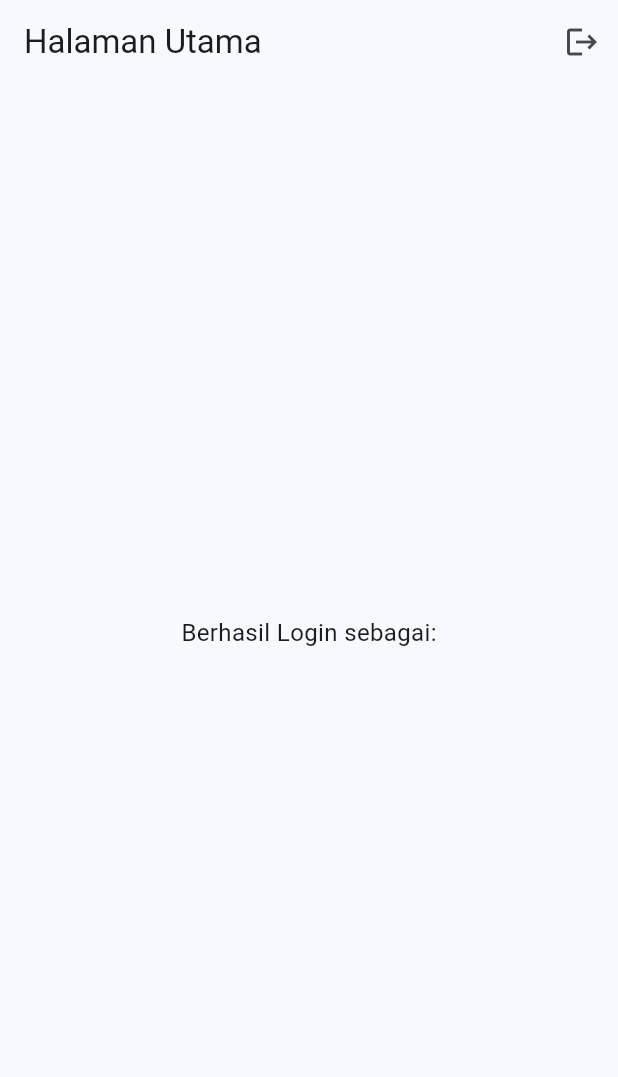
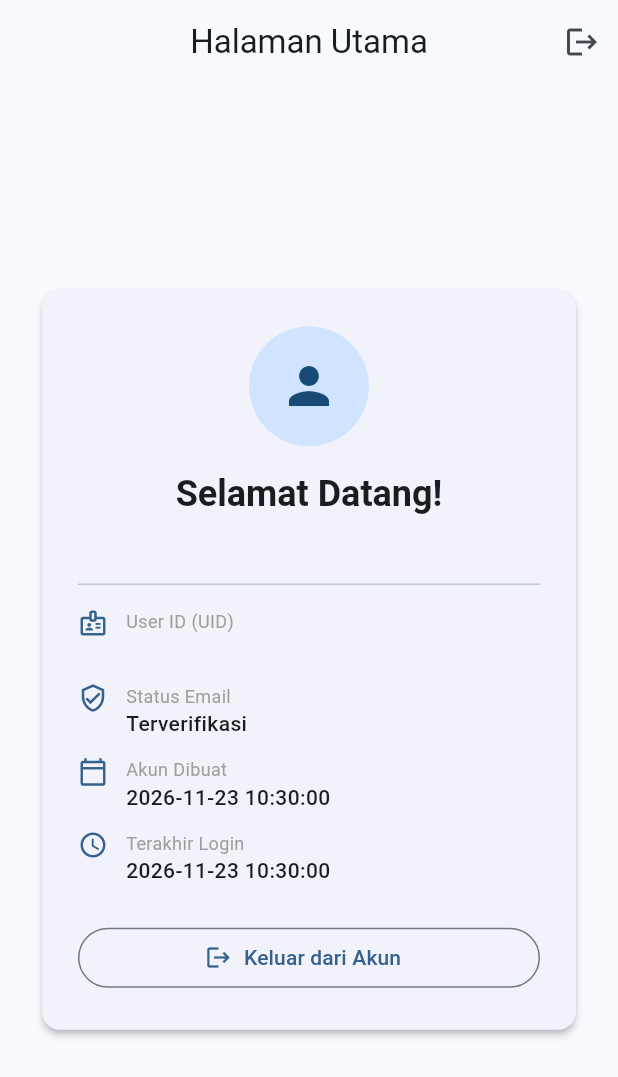
Before and after one commit to rayhan-18/Meet8, a Flutter app: the screen it shows once a user with an empty profile is signed in, on a phone screen of 412 x 824 dp. Shown: the top 1077 px of the screen. Run offline on Flutter 3.47's test engine with Material 3 defaults, Android fonts, the phone set to English and light mode, and no system bars; our stand-ins replace firebase_auth, firebase_core; accounts and stored records are empty.

Commit message:
feat: tambah detail info akun di halaman utama

```diff
--- a/lib/main.dart
+++ b/lib/main.dart
@@ -23,7 +23,7 @@ class MyApp extends StatelessWidget {
         colorScheme: ColorScheme.fromSeed(seedColor: Colors.blue),
         useMaterial3: true,
       ),
-      // Otomatis mengarahkan ke HomePage jika sudah login, atau LoginPage jika belum
+
       home: StreamBuilder<User?>(
         stream: FirebaseAuth.instance.authStateChanges(),
         builder: (context, snapshot) {
@@ -52,7 +52,7 @@ class LoginPage extends StatefulWidget {
 class _LoginPageState extends State<LoginPage> {
   final _emailController = TextEditingController();
   final _passwordController = TextEditingController();
-  bool _isLogin = true; // Mode true = Login, false = Register
+  bool _isLogin = true;
   bool _isLoading = false;
 
   Future<void> _submit() async {
@@ -68,13 +68,13 @@ class _LoginPageState extends State<LoginPage> {
 
     try {
       if (_isLogin) {
-        // Proses Login
+
         await FirebaseAuth.instance.signInWithEmailAndPassword(
           email: email,
           password: password,
         );
       } else {
-        // Proses Buat Akun Baru
+
         await FirebaseAuth.instance.createUserWithEmailAndPassword(
           email: email,
           password: password,
@@ -176,6 +176,7 @@ class HomePage extends StatelessWidget {
     return Scaffold(
       appBar: AppBar(
         title: const Text('Halaman Utama'),
+        centerTitle: true,
         actions: [
           IconButton(
             icon: const Icon(Icons.logout),
@@ -185,18 +186,126 @@ class HomePage extends StatelessWidget {
         ],
       ),
       body: Center(
-        child: Column(
-          mainAxisAlignment: MainAxisAlignment.center,
-          children: [
-            const Text('Berhasil Login sebagai:', style: TextStyle(fontSize: 16)),
-            const SizedBox(height: 8),
-            Text(
-              user?.email ?? 'User',
-              style: const TextStyle(fontSize: 20, fontWeight: FontWeight.bold),
+        child: ConstrainedBox(
+          constraints: const BoxConstraints(maxWidth: 450),
+          child: Padding(
+            padding: const EdgeInsets.all(24.0),
+            child: Card(
+              elevation: 2,
+              child: Padding(
+                padding: const EdgeInsets.all(24.0),
+                child: Column(
+                  mainAxisSize: MainAxisSize.min,
+                  children: [
+                    const CircleAvatar(
+                      radius: 40,
+                      child: Icon(Icons.person, size: 40),
+                    ),
+                    const SizedBox(height: 16),
+                    Text(
+                      'Selamat Datang!',
+                      style: Theme.of(context).textTheme.headlineSmall?.copyWith(
+                            fontWeight: FontWeight.bold,
+                          ),
+                    ),
+                    const SizedBox(height: 4),
+                    Text(
+                      user?.email ?? 'Tidak ada email',
+                      style: Theme.of(context).textTheme.bodyLarge?.copyWith(
+                            color: Colors.grey[700],
+                          ),
+                    ),
+                    const Divider(height: 32),
+                    _InfoRow(
+                      icon: Icons.badge_outlined,
+                      label: 'User ID (UID)',
+                      value: user?.uid ?? '-',
+                    ),
+                    const SizedBox(height: 12),
+                    _InfoRow(
+                      icon: Icons.verified_user_outlined,
+                      label: 'Status Email',
+                      value: (user?.emailVerified ?? false)
+                          ? 'Terverifikasi'
+                          : 'Belum Verifikasi',
+                    ),
+                    const SizedBox(height: 12),
+                    _InfoRow(
+                      icon: Icons.calendar_today_outlined,
+                      label: 'Akun Dibuat',
+                      value: user?.metadata.creationTime
+                              ?.toLocal()
+                              .toString()
+                              .split('.')[0] ??
+                          '-',
+                    ),
+                    const SizedBox(height: 12),
+                    _InfoRow(
+                      icon: Icons.access_time,
+                      label: 'Terakhir Login',
+                      value: user?.metadata.lastSignInTime
+                              ?.toLocal()
+                              .toString()
+                              .split('.')[0] ??
+                          '-',
+                    ),
+                    const SizedBox(height: 24),
+                    SizedBox(
+                      width: double.infinity,
+                      child: OutlinedButton.icon(
+                        onPressed: () => FirebaseAuth.instance.signOut(),
+                        icon: const Icon(Icons.logout),
+                        label: const Text('Keluar dari Akun'),
+                      ),
+                    ),
+                  ],
+                ),
+              ),
             ),
-          ],
+          ),
         ),
       ),
     );
   }
 }
+
+class _InfoRow extends StatelessWidget {
+  final IconData icon;
+  final String label;
+  final String value;
+
+  const _InfoRow({
+    required this.icon,
+    required this.label,
+    required this.value,
+  });
+
+  @override
+  Widget build(BuildContext context) {
+    return Row(
+      crossAxisAlignment: CrossAxisAlignment.start,
+      children: [
+        Icon(icon, size: 20, color: Theme.of(context).colorScheme.primary),
+        const SizedBox(width: 12),
+        Expanded(
+          child: Column(
+            crossAxisAlignment: CrossAxisAlignment.start,
+            children: [
+              Text(
+                label,
+                style: const TextStyle(fontSize: 12, color: Colors.grey),
+              ),
+              Text(
+                value,
+                style: const TextStyle(
+                  fontSize: 14,
+                  fontWeight: FontWeight.w500,
+                ),
+              ),
+            ],
+          ),
+        ),
+      ],
+    );
+  }
+}
```
